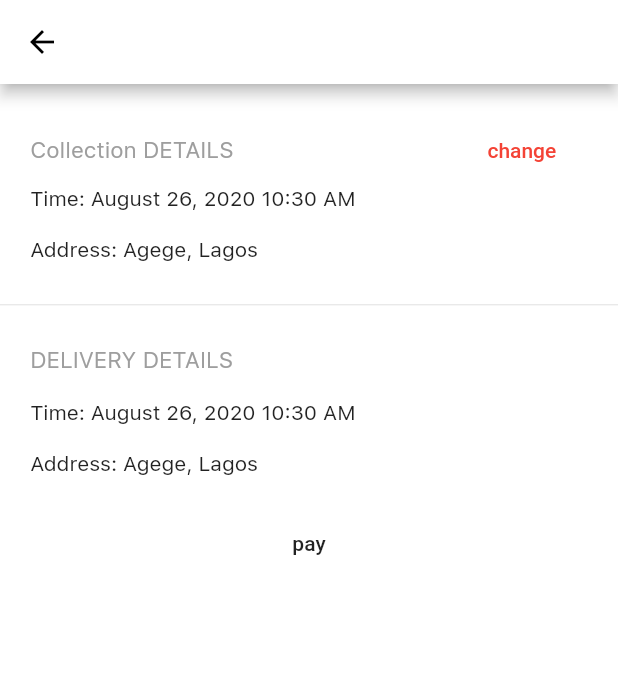
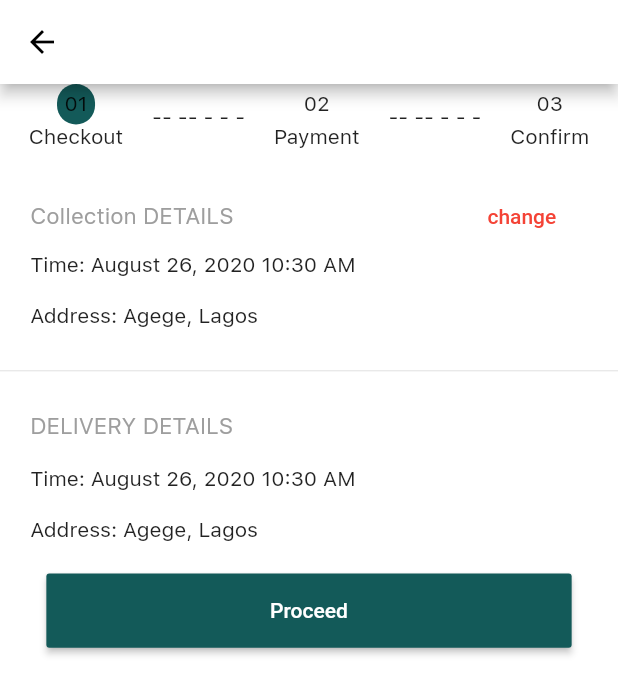
Before and after one commit to developerjamiu/launmax_mobile_app, a Flutter app: the PaymentProcess screen opened directly with sample values from the repository, on a phone screen of 412 x 824 dp. Shown: the top 695 px of the screen. Run offline on Flutter 3.47's test engine with Material 2 defaults, Android fonts, the phone set to English and light mode, and no system bars; drawn by our look-alikes of carousel_slider; our stand-ins replace cloud_firestore, device_preview, firebase_auth, firebase_core, flutter_spinkit, flutter_svg and 4 more; accounts and stored records are empty; project files that could hold a hidden picture were left out.

Commit message:
60.5% done

```diff
--- a/lib/UI/screens/Payment_process.dart/checkout.dart
+++ b/lib/UI/screens/Payment_process.dart/checkout.dart
@@ -2,6 +2,7 @@ import 'package:carousel_slider/carousel_controller.dart';
 import 'package:flutter/material.dart';
 import 'package:intl/intl.dart';
 import 'package:launmax_app/models/orders.dart';
+import 'package:launmax_app/styles.dart';
 
 class Checkout extends StatelessWidget {
     final CarouselController carouselController;
@@ -54,10 +55,14 @@ class Checkout extends StatelessWidget {
           ],
         ),
       ),
-      MaterialButton(onPressed: () {
+      MaterialButton(
+        color: AppColor.primaryColor,
+        minWidth: MediaQuery.of(context).size.width * 0.85,
+        height: MediaQuery.of(context).size.height * 0.06,
+        onPressed: () {
        carouselController.animateToPage(index + 1);
       },
-      child: Text('pay'),
+      child: Text('Proceed',style: TextStyle(color:Colors.white),),
       ),
 
     ]));
--- a/lib/UI/screens/Payment_process.dart/payment_process.dart
+++ b/lib/UI/screens/Payment_process.dart/payment_process.dart
@@ -5,6 +5,7 @@ import 'package:launmax_app/UI/screens/Payment_process.dart/checkout.dart';
 import 'package:launmax_app/UI/screens/Payment_process.dart/confirm_payment.dart';
 import 'package:launmax_app/UI/screens/Payment_process.dart/payment.dart';
 import 'package:launmax_app/models/orders.dart';
+import 'package:launmax_app/styles.dart';
 
 class PaymentProcess extends StatefulWidget {
   Order order;
@@ -37,6 +38,67 @@ class _PaymentProcessState extends State<PaymentProcess> {
         child: Column(
           crossAxisAlignment: CrossAxisAlignment.start,
           children: <Widget>[
+            Row(
+              mainAxisAlignment: MainAxisAlignment.spaceEvenly,
+              children: [
+                Container(
+                  child: Column(
+                    children: [
+                      Container(
+                        padding: EdgeInsets.all(5),
+                        decoration: BoxDecoration(
+                            borderRadius: BorderRadius.circular(14),
+                            color: pageIndex == 0 ||
+                                    pageIndex == 1 ||
+                                    pageIndex == 2
+                                ? AppColor.primaryColor
+                                : Colors.white),
+                        child: Text('01'),
+                      ),
+                      Text('Checkout'),
+                    ],
+                  ),
+                ),
+                SizedBox(
+                  child: Text('-- -- - - -'),
+                ),
+                Container(
+                  child: Column(
+                    children: [
+                      Container(
+                        padding: EdgeInsets.all(5),
+                        decoration: BoxDecoration(
+                            borderRadius: BorderRadius.circular(14),
+                            color: pageIndex == 1 || pageIndex == 2
+                                ? AppColor.primaryColor
+                                : Colors.white),
+                        child: Text('02'),
+                      ),
+                      Text('Payment'),
+                    ],
+                  ),
+                ),
+                SizedBox(
+                  child: Text('-- -- - - -'),
+                ),
+                Container(
+                  child: Column(
+                    children: [
+                      Container(
+                        padding: EdgeInsets.all(5),
+                        decoration: BoxDecoration(
+                            borderRadius: BorderRadius.circular(14),
+                            color: pageIndex == 2
+                                ? AppColor.primaryColor
+                                : Colors.white),
+                        child: Text('03'),
+                      ),
+                      Text('Confirm'),
+                    ],
+                  ),
+                ),
+              ],
+            ),
             Expanded(
               child: CarouselSlider(
                 carouselController: _carouselController,
```
Lines whose indentation alone changed are shown as unchanged.
